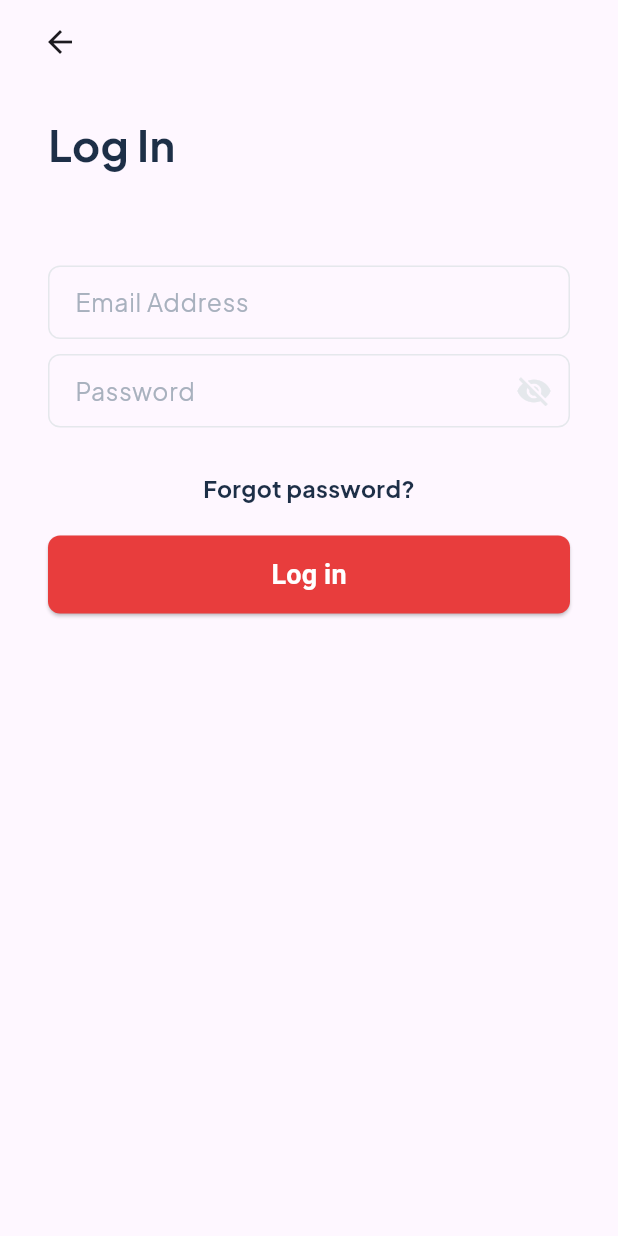
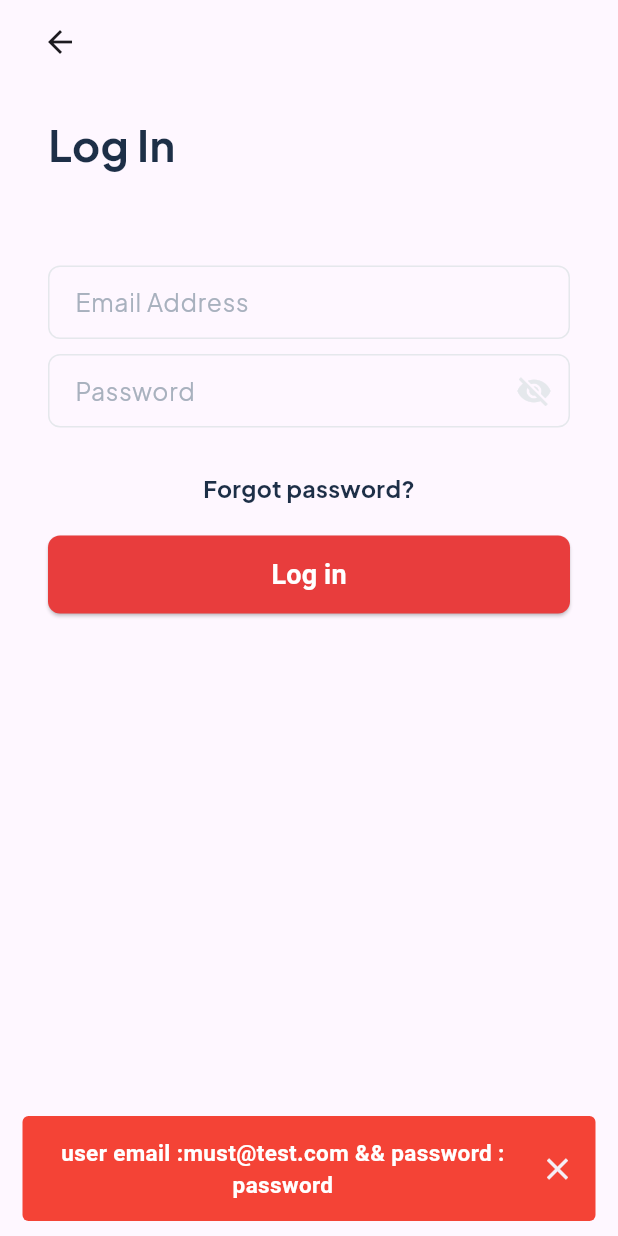
Before and after one commit to Geopaul94/one_menu, a Flutter app: the LoginScreen screen opened directly, after a tap on "Log in", on a phone screen of 412 x 824 dp. Run offline on Flutter 3.47's test engine with Material 3 defaults, Android fonts, the phone set to English and light mode, and no system bars; our stand-ins replace bloc, flutter_bloc, flutter_screenutil, loading_animation_widget; network calls fail.

Commit message:
log in screen completed.

```diff
--- /dev/null
+++ b/lib/data/model/loginuser_model.dart
@@ -0,0 +1,71 @@
+class LoginuserModel {
+  final String message;
+  final int responseCode;
+  final User user;
+
+  LoginuserModel({
+    required this.message,
+    required this.responseCode,
+    required this.user,
+  });
+
+  factory LoginuserModel.fromJson(Map<String, dynamic> json) {
+    return LoginuserModel(
+      message: json['message'],
+      responseCode: json['response_code'],
+      user: User.fromJson(json['user']),
+    );
+  }
+
+  Map<String, dynamic> toJson() {
+    return {
+      'message': message,
+      'response_code': responseCode,
+      'user': user.toJson(),
+    };
+  }
+}
+
+class User {
+  final String fname;
+  final String lname;
+  final String username;
+  final String email;
+  final String profilePic;
+
+  User({
+    required this.fname,
+    required this.lname,
+    required this.username,
+    required this.email,
+    required this.profilePic,
+  });
+
+  factory User.fromJson(Map<String, dynamic> json) {
+    return User(
+      fname: json['fname'],
+      lname: json['lname'],
+      username: json['username'],
+      email: json['email'],
+      profilePic: json['profile_pic'],
+    );
+  }
+
+  Map<String, dynamic> toJson() {
+    return {
+      'fname': fname,
+      'lname': lname,
+      'username': username,
+      'email': email,
+      'profile_pic': profilePic,
+    };
+  }
+}
+
+
+class LoginResponseModel {
+  final int statusCode;
+  final LoginuserModel? loginuser;
+
+  LoginResponseModel({required this.statusCode, this.loginuser});
+}
--- /dev/null
+++ b/lib/data/repository/authentication.dart
@@ -0,0 +1,83 @@
+// import 'package:one_menu/utility/urls/urls.dart';
+// import 'dart:convert';
+
+// import 'package:flutter/foundation.dart';
+// import 'package:http/http.dart' as http;
+// import 'package:http/http.dart';
+
+// class Authentication {
+
+
+
+//   static Future<Response?> userLogin(String email, String password) async {
+//     try {
+//       var user = {"email": email, "password": password};
+
+//       var response = await client.post(Uri.parse( Apiurl.login),
+//           body: jsonEncode(user),
+//           headers: {"Content-Type": 'application/json'});
+//       debugPrint(response.statusCode.toString());
+//       if (kDebugMode) {
+//         print(user);
+//       }
+
+//       debugPrint(response.body);
+//       final responseBody = jsonDecode(response.body);
+//       if (response.statusCode == 200) {
+
+
+
+//         return response;
+//       } else {
+//         return response;
+//       }
+//     } catch (e) {}
+//     return null;
+//   }
+
+
+
+
+
+// }
+
+
+import 'package:one_menu/data/model/loginuser_model.dart';
+import 'package:one_menu/utility/urls/urls.dart';
+import 'dart:convert';
+
+import 'package:flutter/foundation.dart';
+import 'package:http/http.dart' as http;
+import 'package:http/http.dart';
+
+import 'package:http/http.dart' as http;
+
+class Authentication {
+  static final client = http.Client();
+
+  static Future<LoginResponseModel> userLogin(String email, String password) async {
+    try {
+      var user = {"email": email, "password": password};
+
+      var response = await client.post(Uri.parse(Apiurl.login),
+          body: jsonEncode(user),
+          headers: {"Content-Type": 'application/json'});
+
+      debugPrint(response.statusCode.toString());
+      debugPrint(response.body);
+
+      if (response.statusCode == 200) {
+        final responseBody = jsonDecode(response.body);
+        LoginuserModel loginResponse = LoginuserModel.fromJson(responseBody);
+        return LoginResponseModel(statusCode: response.statusCode, loginuser: loginResponse);
+      } else {
+        // If status code is not 200, return statusCode with null loginuser
+        return LoginResponseModel(statusCode: response.statusCode);
+      }
+    } catch (e) {
+      // Handle the exception by logging or showing an error message
+      debugPrint("Error during login: $e");
+      return LoginResponseModel(statusCode: 500); // Return 500 for a server error
+    }
+  }
+}
--- a/lib/main.dart
+++ b/lib/main.dart
@@ -24,7 +24,7 @@ class MyApp extends StatelessWidget {
           debugShowCheckedModeBanner: false,
           title: 'One1Menu',
           theme: ThemeData(),
-          home: Homepage(),
+          home:  LoginScreen(),
         );
       },
     );
--- a/lib/presentation/bloc/login/login_bloc.dart
+++ b/lib/presentation/bloc/login/login_bloc.dart
@@ -4,27 +4,53 @@ import 'package:bloc/bloc.dart';
 import 'package:flutter/material.dart';
 
 import 'package:meta/meta.dart';
+import 'package:one_menu/data/model/loginuser_model.dart';
+import 'package:one_menu/data/repository/authentication.dart';
 
 part 'login_event.dart';
 part 'login_state.dart';
+
+// class LoginBloc extends Bloc<LoginEvent, LoginState> {
+//   LoginBloc() : super(LoginInitial()) {
+//     on<onLoginButtonClickedEvent>(
+//       (event, emit) async {
+//         emit(LogingLoadingState());
+//         final response =  await Authentication.userLogin(event.email, event.password);
+
+//         if (response != null && response.statusCode == 200) {
+//           return emit(LogingSucessState());
+
+//         } else if (response != null) {
+//           final responseData = jsonDecode(response.body);
+//           return emit(LogingLoadingErrorState(error: responseData["message"]));
+//         } else {
+//           return emit(LogingLoadingErrorState(error: "something went wrong"));
+//         }
+//       },
+//     );
+//   }}
 
 class LoginBloc extends Bloc<LoginEvent, LoginState> {
   LoginBloc() : super(LoginInitial()) {
     on<onLoginButtonClickedEvent>(
       (event, emit) async {
+        // Start with a loading state
         emit(LogingLoadingState());
-        final response =null;
-         //   await AuthenticationRepo.userLogin(event.email, event.password);
 
-        if (response != null && response.statusCode == 200) {
-          return emit(LogingSucessState());
+        // Perform the login operation
+        final loginResponse = await Authentication.userLogin(event.email, event.password);
 
-        } else if (response != null) {
-          final responseData = jsonDecode(response.body);
-          return emit(LogingLoadingErrorState(error: responseData["message"]));
+        // Check the status code and handle success or error
+        if (loginResponse.statusCode == 200 && loginResponse.loginuser! != null) {
+          emit(LogingLoadingSuccessState(loginResponse.loginuser!));
+        } else if (loginResponse.statusCode == 401) {
+          emit(LogingLoadingErrorState(error: "Unauthorized: Invalid credentials."));
+        } else if (loginResponse.statusCode == 500) {
+          emit(LogingLoadingErrorState(error: "Server error. Please try again later."));
         } else {
-          return emit(LogingLoadingErrorState(error: "something went wrong"));
+          emit(LogingLoadingErrorState(error: "Something went wrong. Please try again."));
         }
       },
     );
-  }}
+  }
+}
--- a/lib/presentation/bloc/login/login_state.dart
+++ b/lib/presentation/bloc/login/login_state.dart
@@ -17,7 +17,9 @@ class   LogingLoadingErrorState  extends LoginState{
 
 
 }
+class LogingLoadingSuccessState extends LoginState{
 
-class LogingSucessState extends LoginState{}
+  final LoginuserModel loginuser;
 
-class LogingoogleButtonState extends LoginState{}
+  LogingLoadingSuccessState(this.loginuser);
+}
--- a/lib/presentation/screens/loginscreen/loginscreen.dart
+++ b/lib/presentation/screens/loginscreen/loginscreen.dart
@@ -1,5 +1,7 @@
 import 'package:flutter/material.dart';
 import 'package:one_menu/presentation/bloc/login/login_bloc.dart';
+import 'package:one_menu/presentation/screens/homepage/homepage.dart';
+import 'package:one_menu/presentation/widgets/custom_loadingbutton.dart';
 import 'package:one_menu/presentation/widgets/custom_textform_field.dart';
 import 'package:one_menu/presentation/widgets/custome_button.dart';
 import 'package:one_menu/presentation/widgets/custome_snackbar.dart';
@@ -49,15 +51,19 @@ class _LoginScreenState extends State<LoginScreen> {
         ),
         body: BlocListener<LoginBloc, LoginState>(
           listener: (context, state) {
-            // if (state is LogingSucessState) {
-            //   customSnackbar(context, 'Logged In Successfully', green);
-            //   Navigator.pushReplacement(context,
-            //       MaterialPageRoute(builder: (context) {
-            //     return const MainScreens(initialIndex: 0);
-            //   }));
-            // } else if (state is LoginErrorState) {
-            //   customSnackbar(context, state.error, red);
-            // }
+            if (state is LogingLoadingSuccessState) {
+              customSnackbar(context, 'Logged In Successfully', green);
+           WidgetsBinding.instance.addPostFrameCallback((_) {
+               Navigator.of(context).pushAndRemoveUntil(
+                 MaterialPageRoute(
+                   builder: (context) => const Homepage(),
+                 ),
+                (Route<dynamic> route) => false,
+               );
+             });
+            } else if (state is LogingLoadingErrorState) {
+              customSnackbar(context, 'user email :must@test.com && password : password ', red);
+            }
           },
           child: SafeArea(
             child: Form(
@@ -123,7 +129,7 @@ class _LoginScreenState extends State<LoginScreen> {
                             if (value == null || value.isEmpty) {
                               return 'Please enter your password';
                             }
-                            if (value.length < 6) {
+                            if (value.length < 8) {
                               return 'Password must be at least 6 characters long';
                             }
                             return null;
@@ -147,19 +153,16 @@ class _LoginScreenState extends State<LoginScreen> {
                         BlocBuilder<LoginBloc, LoginState>(
                             builder: (context, state) {
                           if (state is LogingLoadingState) {
-                            return const CircularProgressIndicator();
+                            return  loadingButton(onPressed:() {}, color:green);
                           }
                           return CustomElevatedButton(
                             text: 'Log in',
                             onPressed: () async {
-                              // if (_formKey.currentState!.validate()) {
+                              if (_formKey.currentState!.validate()) {
 
-                            //    FocusScope.of(context).unfocus();
-                              //   context.read<LoginBloc>().add(LoginSubmittedEvent(
-                              //         _emailController.text,
-                              //         _passwordController.text,
-                              //       ));
-                              // }
+                               FocusScope.of(context).unfocus();
+                              context.read<LoginBloc>().add(onLoginButtonClickedEvent(email: _emailController.text, password: _passwordController.text));
+                              }
                             },
                             width: double.infinity,
                             height: 52,
--- a/pubspec.yaml
+++ b/pubspec.yaml
@@ -39,6 +39,8 @@ dependencies:
   bloc: ^8.1.4
   flutter_bloc: ^8.1.6
   shared_preferences: ^2.3.3
+  http: ^1.2.2
+  loading_animation_widget: ^1.3.0
 
 dev_dependencies:
   flutter_test:
```
Also changed, not shown: lib/presentation/widgets/custom_loadingbutton.dart (added, +20 -0 lines), lib/utility/urls/urls.dart (added, +22 -0 lines), pubspec.lock.
